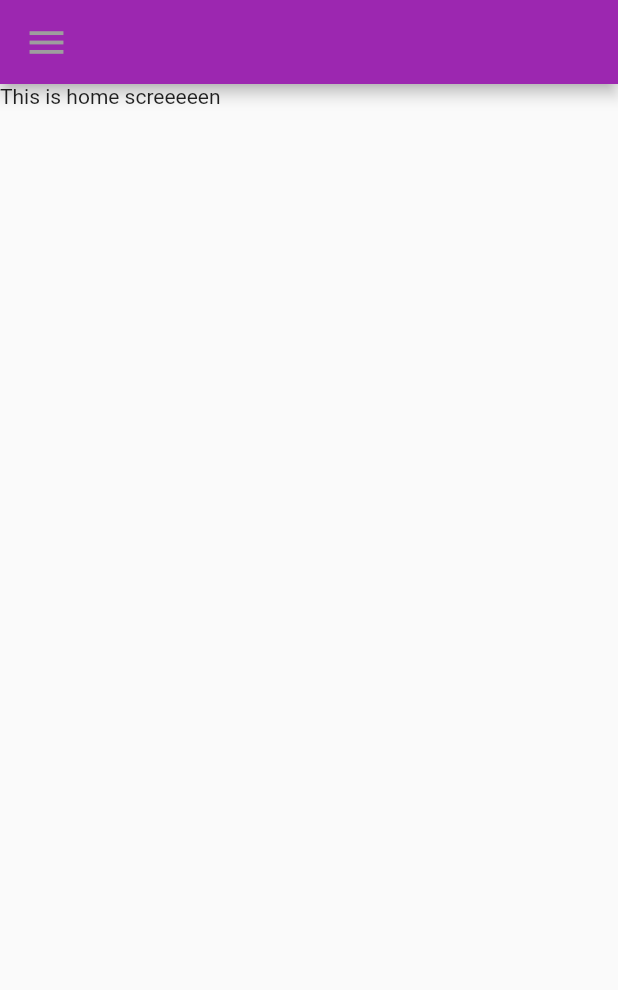
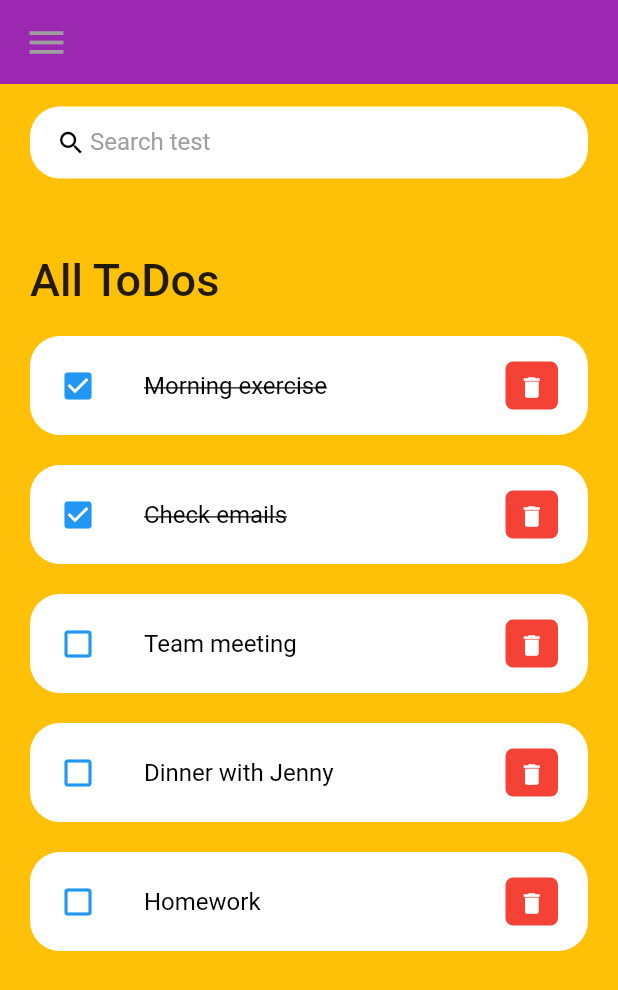
Before and after one commit to leadmrn/todos, a Flutter app: the screen it shows after launch, on a phone screen of 412 x 824 dp. Shown: the top 990 px of the screen. Run offline on Flutter 3.47's test engine with Material 2 defaults, Android fonts, the phone set to English and light mode, and no system bars.

Commit message:
add todoItem & show todolist

```diff
--- a/lib/main.dart
+++ b/lib/main.dart
@@ -1,4 +1,5 @@
 import 'package:flutter/material.dart';
+import 'package:flutter/services.dart';
 import 'package:todos/screens/home.dart';
 import 'package:todos/screens/profile.dart';
 
@@ -6,8 +7,8 @@ void main() {
   runApp(MaterialApp(
     initialRoute: '/',
     routes: {
-      '/':(context) => Home(),
-      '/profile':(context) => ProfilePage(),
+      '/': (context) => Home(),
+      '/profile': (context) => ProfilePage(),
     },
   ));
 }
@@ -18,7 +19,10 @@ class MyApp extends StatelessWidget {
   // This widget is the root of your application.
   @override
   Widget build(BuildContext context) {
+    SystemChrome.setSystemUIOverlayStyle(
+        SystemUiOverlayStyle(statusBarColor: Colors.transparent));
     return MaterialApp(
+      debugShowCheckedModeBanner: false,
       title: 'ToDo App',
       home: Home(),
     );
--- /dev/null
+++ b/lib/model/todo.dart
@@ -0,0 +1,17 @@
+class ToDo {
+  String? id;
+  String? todoText;
+  bool isDone;
+
+  ToDo({required this.id, required this.todoText, this.isDone = false});
+
+  static List<ToDo> todosList() {
+    return [
+      ToDo(id: '01', todoText: 'Morning exercise', isDone: true),
+      ToDo(id: '02', todoText: 'Check emails', isDone: true),
+      ToDo(id: '03', todoText: 'Team meeting'),
+      ToDo(id: '04', todoText: 'Dinner with Jenny'),
+      ToDo(id: '05', todoText: 'Homework'),
+    ];
+  }
+}
--- a/lib/screens/home.dart
+++ b/lib/screens/home.dart
@@ -1,17 +1,42 @@
 import 'package:flutter/material.dart';
-import 'package:todos/constants/colors.dart';
+import 'package:todos/model/todo.dart';
+import 'package:todos/widget/searchbox.dart';
+import 'package:todos/widget/todo_item.dart';
 import '../widget/appbar.dart';
 
+class Home extends StatelessWidget {
+  Home({super.key});
 
-class Home extends StatelessWidget {
-  const Home({super.key});
+  final todosList = ToDo.todosList();
 
   @override
   Widget build(BuildContext context) {
     return Scaffold(
+      backgroundColor: Colors.amber,
       appBar: buildAppBar(context),
-      body: Container(child: Text('This is home screeeeen')),
+      body: Container(
+          padding: EdgeInsets.symmetric(horizontal: 20, vertical: 15),
+          child: Column(
+            children: [
+              searchBox(),
+              Expanded(
+                  child: ListView(
+                children: [
+                  Container(
+                      margin: EdgeInsets.only(top: 50, bottom: 20),
+                      child: Text(
+                        'All ToDos',
+                        style: TextStyle(
+                            fontSize: 30, fontWeight: FontWeight.w500),
+                      )),
+                  for (ToDo todoo in todosList)
+                    ToDoItem(
+                      todo: todoo,
+                    )
+                ],
+              ))
+            ],
+          )),
     );
-
   }
 }
--- a/lib/widget/appbar.dart
+++ b/lib/widget/appbar.dart
@@ -1,10 +1,9 @@
 import 'package:flutter/material.dart';
 import 'package:todos/constants/colors.dart';
 
-
 AppBar buildAppBar(BuildContext context) {
   return AppBar(
-
+      elevation: 0,
       backgroundColor: tdPurple,
       title: Row(
         mainAxisAlignment: MainAxisAlignment.spaceBetween,
@@ -18,6 +17,5 @@ AppBar buildAppBar(BuildContext context) {
             ),
           )
         ],
-
       ));
 }
--- /dev/null
+++ b/lib/widget/searchbox.dart
@@ -0,0 +1,24 @@
+import 'package:flutter/material.dart';
+import 'package:flutter/widgets.dart';
+
+class searchBox extends StatelessWidget {
+  const searchBox({super.key});
+
+  @override
+  Widget build(BuildContext context) {
+    return Container(
+        padding: EdgeInsets.symmetric(horizontal: 15),
+        decoration: BoxDecoration(
+            color: Colors.white, borderRadius: BorderRadius.circular(20)),
+        child: TextField(
+          decoration: InputDecoration(
+              contentPadding: EdgeInsets.all(0),
+              prefixIcon: Icon(Icons.search, color: Colors.black, size: 20),
+              prefixIconConstraints:
+                  BoxConstraints(maxHeight: 20, minWidth: 25),
+              border: InputBorder.none,
+              hintText: 'Search test',
+              hintStyle: TextStyle(color: Colors.grey)),
+        ));
+  }
+}
--- /dev/null
+++ b/lib/widget/todo_item.dart
@@ -0,0 +1,43 @@
+import 'package:flutter/material.dart';
+import 'package:todos/model/todo.dart';
+
+class ToDoItem extends StatelessWidget {
+  final ToDo todo;
+
+  const ToDoItem({Key? key, required this.todo}) : super(key: key);
+
+  @override
+  Widget build(BuildContext context) {
+    return Container(
+      margin: EdgeInsets.only(bottom: 20),
+      child: ListTile(
+        onTap: () {},
+        shape: RoundedRectangleBorder(borderRadius: BorderRadius.circular(20)),
+        contentPadding: EdgeInsets.symmetric(horizontal: 20, vertical: 5),
+        tileColor: Colors.white,
+        leading: Icon(
+            todo.isDone ? Icons.check_box : Icons.check_box_outline_blank,
+            color: Colors.blue),
+        title: Text(todo.todoText!,
+            style: TextStyle(
+                fontSize: 16,
+                color: Colors.black,
+                decoration: todo.isDone ? TextDecoration.lineThrough : null)),
+        trailing: Container(
+          padding: EdgeInsets.all(0),
+          margin: EdgeInsets.symmetric(vertical: 12),
+          height: 35,
+          width: 35,
+          decoration: BoxDecoration(
+              color: Colors.red, borderRadius: BorderRadius.circular(5)),
+          child: IconButton(
+            color: Colors.white,
+            iconSize: 18,
+            icon: Icon(Icons.delete),
+            onPressed: () {},
+          ),
+        ),
+      ),
+    );
+  }
+}
```
Lines whose indentation alone changed are shown as unchanged.
